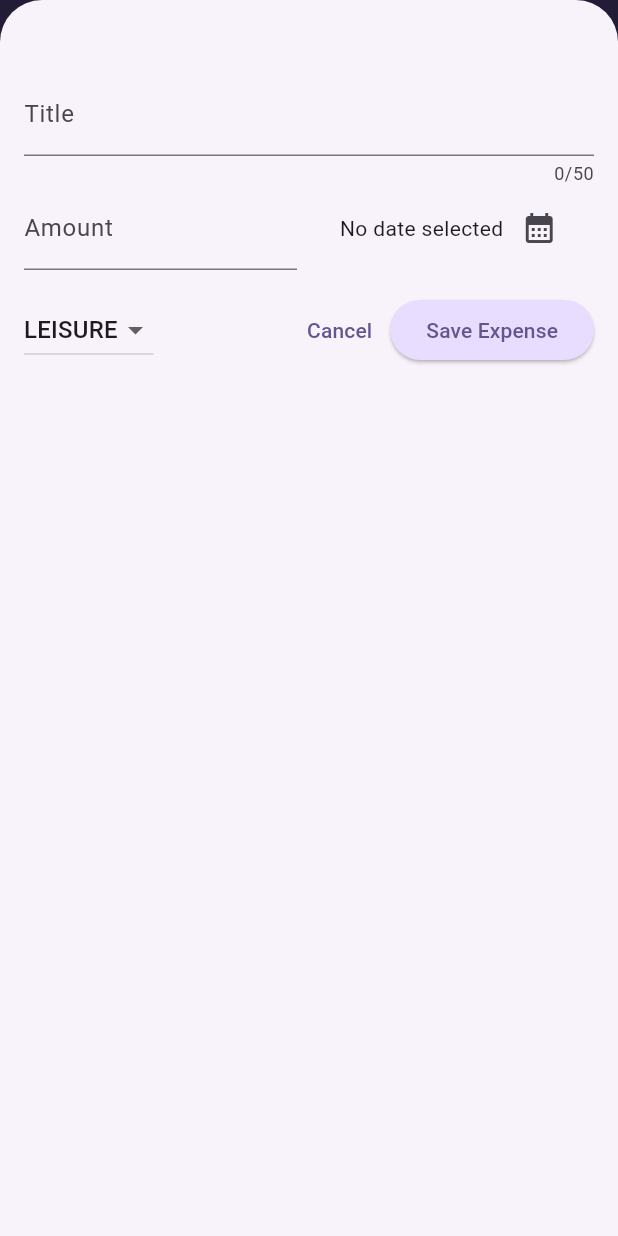
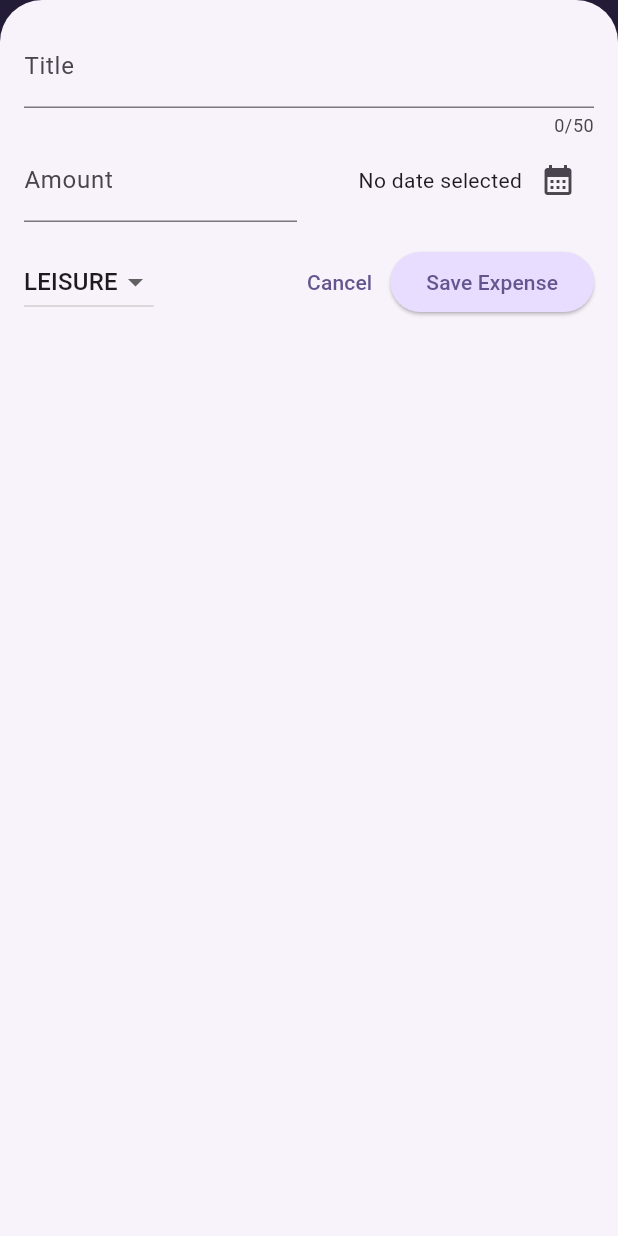
Before and after one commit to shubhang-d/FlutterAndDartCourse, a Flutter app: the screen it shows after launch, after a tap on the "add" icon, on a phone screen of 412 x 824 dp. Run offline on Flutter 3.47's test engine with Material 3 defaults, Android fonts, the phone set to English and light mode, and no system bars; our stand-ins replace google_fonts.

Commit message:
added responsiveness to the expense tracker app

```diff
--- a/expensetrackerapp/lib/expenses.dart
+++ b/expensetrackerapp/lib/expenses.dart
@@ -19,7 +19,10 @@ class _ExpensesState extends State<Expenses>{
   ];
 
   void _openAddExpensesOverlay(){
-    showModalBottomSheet(isScrollControlled:true, context: context, builder: (ctx) => NewExpense(onAddExpense: _addExpense,),);
+    showModalBottomSheet(
+      useSafeArea: true,
+      isScrollControlled:true,
+     context: context, builder: (ctx) => NewExpense(onAddExpense: _addExpense,),);
   }
 
   void _addExpense(Expense expense){
@@ -51,6 +54,7 @@ class _ExpensesState extends State<Expenses>{
 
   @override
   Widget build(BuildContext context) {
+    final width = MediaQuery.of(context).size.width;
     Widget mainContent = const Center(
       child: Text('No Expenses found. Start adding some expenses!'),
     );
@@ -66,9 +70,14 @@ class _ExpensesState extends State<Expenses>{
           IconButton(onPressed: _openAddExpensesOverlay, icon: Icon(Icons.add))
         ],
       ),
-      body: Column(
+      body: width < 600 ? Column(
         children: [
           Chart(expenses: _registeredExpenses),
+          Expanded(child: mainContent)
+        ],
+      ) : Row(
+        children: [
+          Expanded(child: Chart(expenses: _registeredExpenses)),
           Expanded(child: mainContent)
         ],
       ),
--- a/expensetrackerapp/lib/main.dart
+++ b/expensetrackerapp/lib/main.dart
@@ -1,5 +1,6 @@
 import 'package:expensetrackerapp/expenses.dart';
 import 'package:flutter/material.dart';
+import 'package:flutter/services.dart';
 
 var kColorScheme = ColorScheme.fromSeed(
   seedColor: const Color.fromARGB(255, 96, 59, 181),
@@ -11,6 +12,10 @@ var kDarkColorScheme = ColorScheme.fromSeed(
 );
 
 void main() {
+  // WidgetsFlutterBinding.ensureInitialized();
+  // SystemChrome.setPreferredOrientations([
+  //   DeviceOrientation.portraitUp,
+  // ]).then((fn) {
     runApp(
       MaterialApp(
         darkTheme: ThemeData.dark().copyWith(
@@ -53,4 +58,5 @@ void main() {
         home: Expenses(),
       ),
     );
+  // });
 }
--- a/expensetrackerapp/lib/new_expense.dart
+++ b/expensetrackerapp/lib/new_expense.dart
@@ -70,55 +70,162 @@ class _NewExpenseState extends State<NewExpense> {
 
   @override
   Widget build(BuildContext context) {
-    return Padding(
-      padding: EdgeInsets.fromLTRB(16, 48, 16, 16),
+    final keyboardSpace = MediaQuery.of(context).viewInsets.bottom;
+    return LayoutBuilder(builder: (ctx, constraints) {
+      final width = constraints.maxWidth;
+
+      return SizedBox(
+        height: double.infinity,
+        child: SingleChildScrollView(
+          child: Padding(
+            padding: EdgeInsets.fromLTRB(16, 16, 16, keyboardSpace + 16),
             child: Column(
               children: [
+                if (width >= 600)
+                  Row(
+                    crossAxisAlignment: CrossAxisAlignment.start,
+                    children: [
+                      Expanded(
+                        child: TextField(
+                          controller: _titleController,
+                          maxLength: 50,
+                          decoration: const InputDecoration(
+                            label: Text('Title'),
+                          ),
+                        ),
+                      ),
+                      const SizedBox(width: 24),
+                      Expanded(
+                        child: TextField(
+                          controller: _amountController,
+                          keyboardType: TextInputType.number,
+                          decoration: const InputDecoration(
+                            prefixText: '\$ ',
+                            label: Text('Amount'),
+                          ),
+                        ),
+                      ),
+                    ],
+                  )
+                else
                   TextField(
                     controller: _titleController,
                     maxLength: 50,
-            decoration: InputDecoration(
-              label: Text("Title"),
+                    decoration: const InputDecoration(
+                      label: Text('Title'),
                     ),
                   ),
+                if (width >= 600)
+                  Row(children: [
+                    DropdownButton(
+                      value: _selectedCategory,
+                      items: Category.values
+                          .map(
+                            (category) => DropdownMenuItem(
+                              value: category,
+                              child: Text(
+                                category.name.toUpperCase(),
+                              ),
+                            ),
+                          )
+                          .toList(),
+                      onChanged: (value) {
+                        if (value == null) {
+                          return;
+                        }
+                        setState(() {
+                          _selectedCategory = value;
+                        });
+                      },
+                    ),
+                    const SizedBox(width: 24),
+                    Expanded(
+                      child: Row(
+                        mainAxisAlignment: MainAxisAlignment.end,
+                        crossAxisAlignment: CrossAxisAlignment.center,
+                        children: [
+                          Text(
+                            _selectedDate == null
+                                ? 'No date selected'
+                                : formatter.format(_selectedDate!),
+                          ),
+                          IconButton(
+                            onPressed: _presentDatePicker,
+                            icon: const Icon(
+                              Icons.calendar_month,
+                            ),
+                          ),
+                        ],
+                      ),
+                    ),
+                  ])
+                else
                   Row(
                     children: [
                       Expanded(
                         child: TextField(
                           controller: _amountController,
                           keyboardType: TextInputType.number,
-                  decoration: InputDecoration(
-                      prefix: Text("\$"), label: Text("Amount")),
+                          decoration: const InputDecoration(
+                            prefixText: '\$ ',
+                            label: Text('Amount'),
                           ),
                         ),
-              SizedBox(
-                width: 16,
                       ),
+                      const SizedBox(width: 16),
                       Expanded(
                         child: Row(
-                mainAxisAlignment: MainAxisAlignment.center,
+                          mainAxisAlignment: MainAxisAlignment.end,
                           crossAxisAlignment: CrossAxisAlignment.center,
                           children: [
-                  Text(_selectedDate == null ? 'No date selected' : formatter.format(_selectedDate!)),
-                  IconButton(onPressed: _presentDatePicker, icon: Icon(Icons.calendar_month))
-                ],
-              ))
+                            Text(
+                              _selectedDate == null
+                                  ? 'No date selected'
+                                  : formatter.format(_selectedDate!),
+                            ),
+                            IconButton(
+                              onPressed: _presentDatePicker,
+                              icon: const Icon(
+                                Icons.calendar_month,
+                              ),
+                            ),
                           ],
                         ),
-          const SizedBox(height: 16,),
+                      ),
+                    ],
+                  ),
+                const SizedBox(height: 16),
+                if (width >= 600)
+                  Row(children: [
+                    const Spacer(),
+                    TextButton(
+                      onPressed: () {
+                        Navigator.pop(context);
+                      },
+                      child: const Text('Cancel'),
+                    ),
+                    ElevatedButton(
+                      onPressed: _submitExpenseData,
+                      child: const Text('Save Expense'),
+                    ),
+                  ])
+                else
                   Row(
                     children: [
                       DropdownButton(
                         value: _selectedCategory,
                         items: Category.values
                             .map(
-                  (category) =>
-                  DropdownMenuItem(
+                              (category) => DropdownMenuItem(
                                 value: category,
-                    child: Text(category.name.toUpperCase())
-                  )).toList(),
+                                child: Text(
+                                  category.name.toUpperCase(),
+                                ),
+                              ),
+                            )
+                            .toList(),
                         onChanged: (value) {
-                    if(value == null){
+                          if (value == null) {
                             return;
                           }
                           setState(() {
@@ -131,16 +238,19 @@ class _NewExpenseState extends State<NewExpense> {
                         onPressed: () {
                           Navigator.pop(context);
                         },
-                  child: Text("Cancel")),
+                        child: const Text('Cancel'),
+                      ),
                       ElevatedButton(
-                  onPressed: () {
-                    _submitExpenseData();
-                  },
-                  child: const Text('Save Expense'))
-            ],
-          )
+                        onPressed: _submitExpenseData,
+                        child: const Text('Save Expense'),
+                      ),
                     ],
                   ),
+              ],
+            ),
+          ),
+        ),
       );
+    });
   }
 }
```
Lines whose indentation alone changed are shown as unchanged.
